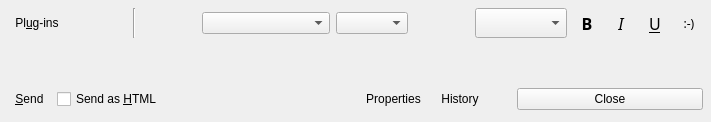
First picture: the form in modules/chat/rzxchatui.ui, repository Fruneau/qRezix, before the edit.
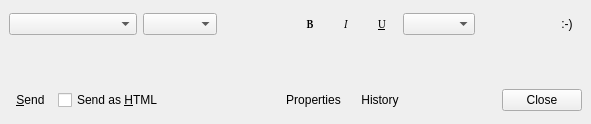
Second picture: the form after the edit. Custom widgets are drawn as their Qt base class.

Commit message: AmÃ©lioration de l'ui de chat : * Supprime le bouton plugins obsolete * Changement de l'ordre de la barre de format ==> plus intuitif Ã  mon gout * Corrige des problÃšmes de taille des boutons

The edit to the form file:
```diff
--- a/modules/chat/rzxchatui.ui
+++ b/modules/chat/rzxchatui.ui
@@ -8,8 +8,8 @@
    <rect>
     <x>0</x>
     <y>0</y>
-    <width>711</width>
-    <height>122</height>
+    <width>591</width>
+    <height>110</height>
    </rect>
   </property>
   <property name="windowTitle" >
@@ -17,7 +17,7 @@
   </property>
   <layout class="QGridLayout" >
    <property name="margin" >
-    <number>8</number>
+    <number>9</number>
    </property>
    <property name="spacing" >
     <number>6</number>
@@ -52,77 +52,6 @@
      <property name="spacing" >
       <number>6</number>
      </property>
-     <item>
-      <widget class="QToolButton" name="btnPlugins" >
-       <property name="toolTip" >
-        <string>Plug-ins</string>
-       </property>
-       <property name="whatsThis" >
-        <string>&lt;h3>Plug-ins&lt;/h3>
-&lt;p>Shows a menu which helps you to use the extra-features provided by qRezix's plug-ins&lt;/p></string>
-       </property>
-       <property name="text" >
-        <string>Pl&amp;ug-ins</string>
-       </property>
-       <property name="shortcut" >
-        <string>Alt+U</string>
-       </property>
-       <property name="checkable" >
-        <bool>true</bool>
-       </property>
-       <property name="autoRepeat" >
-        <bool>true</bool>
-       </property>
-       <property name="autoRaise" >
-        <bool>true</bool>
-       </property>
-      </widget>
-     </item>
-     <item>
-      <spacer>
-       <property name="orientation" >
-        <enum>Qt::Horizontal</enum>
-       </property>
-       <property name="sizeType" >
-        <enum>QSizePolicy::Expanding</enum>
-       </property>
-       <property name="sizeHint" >
-        <size>
-         <width>59</width>
-         <height>25</height>
-        </size>
-       </property>
-      </spacer>
-     </item>
-     <item>
-      <widget class="Line" name="line2_2" >
-       <property name="frameShape" >
-        <enum>QFrame::VLine</enum>
-       </property>
-       <property name="frameShadow" >
-        <enum>QFrame::Sunken</enum>
-       </property>
-       <property name="orientation" >
-        <enum>Qt::Vertical</enum>
-       </property>
-      </widget>
-     </item>
-     <item>
-      <spacer>
-       <property name="orientation" >
-        <enum>Qt::Horizontal</enum>
-       </property>
-       <property name="sizeType" >
-        <enum>QSizePolicy::Expanding</enum>
-       </property>
-       <property name="sizeHint" >
-        <size>
-         <width>59</width>
-         <height>25</height>
-        </size>
-       </property>
-      </spacer>
-     </item>
      <item>
       <widget class="QComboBox" name="cbFontSelect" >
        <property name="sizePolicy" >
@@ -144,37 +73,6 @@
        </property>
       </widget>
      </item>
-     <item>
-      <widget class="QComboBox" name="cbColorSelect" >
-       <property name="sizePolicy" >
-        <sizepolicy>
-         <hsizetype>1</hsizetype>
-         <vsizetype>0</vsizetype>
-         <horstretch>0</horstretch>
-         <verstretch>0</verstretch>
-        </sizepolicy>
-       </property>
-       <property name="whatsThis" >
-        <string>&lt;h3>Color&lt;/h3>&lt;p>When you decided to send your messages as HTML, you can choose here the color to use&lt;/p></string>
-       </property>
-      </widget>
-     </item>
-     <item>
-      <spacer>
-       <property name="orientation" >
-        <enum>Qt::Horizontal</enum>
-       </property>
-       <property name="sizeType" >
-        <enum>QSizePolicy::Expanding</enum>
-       </property>
-       <property name="sizeHint" >
-        <size>
-         <width>59</width>
-         <height>25</height>
-        </size>
-       </property>
-      </spacer>
-     </item>
      <item>
       <widget class="QComboBox" name="cbSize" >
        <property name="sizePolicy" >
@@ -187,14 +85,14 @@
        </property>
        <property name="minimumSize" >
         <size>
-         <width>92</width>
+         <width>74</width>
          <height>0</height>
         </size>
        </property>
        <property name="maximumSize" >
         <size>
-         <width>92</width>
-         <height>32767</height>
+         <width>74</width>
+         <height>16777215</height>
         </size>
        </property>
        <property name="whatsThis" >
@@ -202,18 +100,37 @@
        </property>
       </widget>
      </item>
+     <item>
+      <spacer>
+       <property name="orientation" >
+        <enum>Qt::Horizontal</enum>
+       </property>
+       <property name="sizeHint" >
+        <size>
+         <width>21</width>
+         <height>20</height>
+        </size>
+       </property>
+      </spacer>
+     </item>
      <item>
       <widget class="QToolButton" name="btnBold" >
        <property name="minimumSize" >
         <size>
-         <width>28</width>
-         <height>0</height>
+         <width>30</width>
+         <height>30</height>
+        </size>
+       </property>
+       <property name="maximumSize" >
+        <size>
+         <width>30</width>
+         <height>30</height>
         </size>
        </property>
        <property name="font" >
         <font>
-         <family>Agency FB</family>
-         <pointsize>12</pointsize>
+         <family>Terminal [Bitstream]</family>
+         <pointsize>8</pointsize>
          <weight>75</weight>
          <italic>false</italic>
          <bold>true</bold>
@@ -242,14 +159,20 @@
       <widget class="QToolButton" name="btnItalic" >
        <property name="minimumSize" >
         <size>
-         <width>28</width>
-         <height>0</height>
+         <width>30</width>
+         <height>30</height>
+        </size>
+       </property>
+       <property name="maximumSize" >
+        <size>
+         <width>30</width>
+         <height>30</height>
         </size>
        </property>
        <property name="font" >
         <font>
-         <family>Agency FB</family>
-         <pointsize>12</pointsize>
+         <family>Terminal [Bitstream]</family>
+         <pointsize>8</pointsize>
          <weight>50</weight>
          <italic>true</italic>
          <bold>false</bold>
@@ -278,14 +201,20 @@
       <widget class="QToolButton" name="btnUnderline" >
        <property name="minimumSize" >
         <size>
-         <width>28</width>
-         <height>0</height>
+         <width>30</width>
+         <height>30</height>
+        </size>
+       </property>
+       <property name="maximumSize" >
+        <size>
+         <width>30</width>
+         <height>30</height>
         </size>
        </property>
        <property name="font" >
         <font>
-         <family>Agency FB</family>
-         <pointsize>12</pointsize>
+         <family>Terminal [Bitstream]</family>
+         <pointsize>8</pointsize>
          <weight>50</weight>
          <italic>false</italic>
          <bold>false</bold>
@@ -310,37 +239,39 @@
        </property>
       </widget>
      </item>
+     <item>
+      <widget class="QComboBox" name="cbColorSelect" />
+     </item>
+     <item>
+      <spacer>
+       <property name="orientation" >
+        <enum>Qt::Horizontal</enum>
+       </property>
+       <property name="sizeHint" >
+        <size>
+         <width>20</width>
+         <height>20</height>
+        </size>
+       </property>
+      </spacer>
+     </item>
      <item>
       <widget class="QToolButton" name="btnSmiley" >
        <property name="minimumSize" >
         <size>
-         <width>28</width>
-         <height>0</height>
+         <width>30</width>
+         <height>30</height>
         </size>
        </property>
-       <property name="font" >
-        <font>
-         <family>Sans Serif</family>
-         <pointsize>9</pointsize>
-         <weight>50</weight>
-         <italic>false</italic>
-         <bold>false</bold>
-         <underline>false</underline>
-         <strikeout>false</strikeout>
-        </font>
-       </property>
-       <property name="whatsThis" >
-        <string>&lt;h3>Smiley&lt;/h3>&lt;p>Click to add a smiley&lt;/p></string>
+       <property name="maximumSize" >
+        <size>
+         <width>30</width>
+         <height>30</height>
+        </size>
        </property>
        <property name="text" >
         <string>:-)</string>
        </property>
-       <property name="shortcut" >
-        <string>Ctrl+U</string>
-       </property>
-       <property name="checkable" >
-        <bool>true</bool>
-       </property>
        <property name="autoRaise" >
         <bool>true</bool>
        </property>
@@ -477,7 +408,7 @@
         <enum>Qt::Horizontal</enum>
        </property>
        <property name="sizeType" >
-        <enum>QSizePolicy::Minimum</enum>
+        <enum>QSizePolicy::Expanding</enum>
        </property>
        <property name="sizeHint" >
         <size>
@@ -489,6 +420,14 @@
      </item>
      <item>
       <widget class="QPushButton" name="btnClose" >
+       <property name="sizePolicy" >
+        <sizepolicy>
+         <hsizetype>5</hsizetype>
+         <vsizetype>0</vsizetype>
+         <horstretch>0</horstretch>
+         <verstretch>0</verstretch>
+        </sizepolicy>
+       </property>
        <property name="whatsThis" >
         <string>&lt;h3>Close&lt;/h3>&lt;p>Ends the chat et close the window&lt;/p></string>
        </property>
@@ -500,16 +439,6 @@
     </layout>
    </item>
   </layout>
-  <widget class="QWidget" name="widget" >
-   <property name="geometry" >
-    <rect>
-     <x>0</x>
-     <y>0</y>
-     <width>100</width>
-     <height>30</height>
-    </rect>
-   </property>
-  </widget>
  </widget>
  <layoutdefault spacing="6" margin="11" />
  <pixmapfunction></pixmapfunction>
```
Left out of the diff: 68 changed lines with no effect on the pictures. The commit also changes 3 other files.
